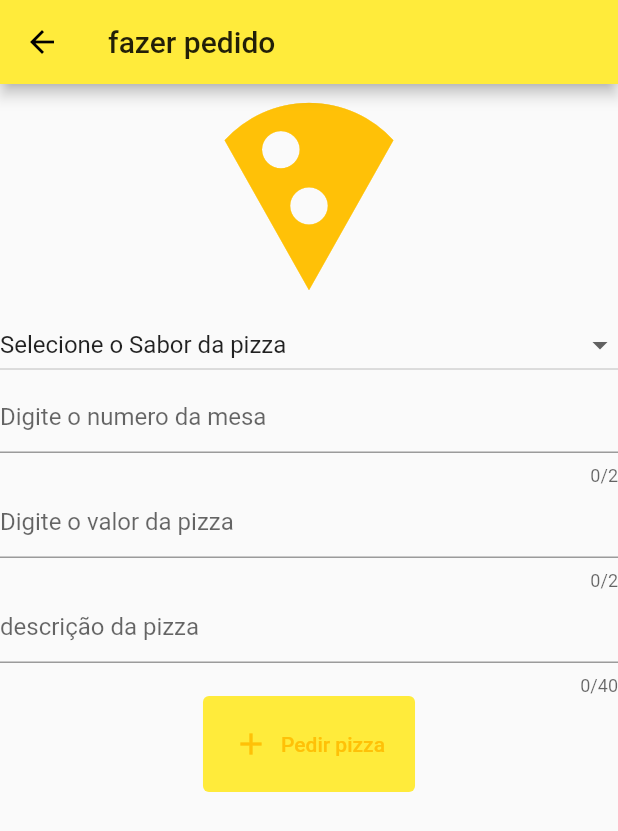
After one commit to gustavo-cigaran/hg-pizzeria, a Flutter app: the screen it shows after launch, after a tap on the "add" icon, on a phone screen of 412 x 824 dp. The commit adds this screen. Shown: the top 831 px of the screen. Run offline on Flutter 3.47's test engine with Material 2 defaults, Android fonts, the phone set to English and light mode, and no system bars; our stand-ins replace flip_card, sqflite; accounts and stored records are empty.

Commit message:
implementação da lista de pedidos e floatingActionButton pra pedidos

```diff
--- a/lib/views/home_page.dart
+++ b/lib/views/home_page.dart
@@ -1,4 +1,6 @@
 import 'package:flutter/material.dart';
+import 'package:projeto_final/model/model.dart';
+import 'package:projeto_final/repository/repository.dart';
 import 'views.dart';
 
 class MyHomePage extends StatefulWidget {
@@ -11,6 +13,16 @@ class MyHomePage extends StatefulWidget {
 }
 
 class _MyHomePageState extends State<MyHomePage> {
+
+  late PizzeriaRepository _repository;
+
+  @override
+  void initState() {
+    // TODO: implement initState
+    super.initState();
+    this._repository = PizzeriaRepository();
+  }
+
   @override
   Widget build(BuildContext context) {
     return Scaffold(
@@ -43,7 +55,7 @@ class _MyHomePageState extends State<MyHomePage> {
                 Icons.restaurant_menu_outlined,
                 color: Colors.black,
               ),
-              label: Text('CARDÁPIO'),
+              label: Text('Cardápio'),
             ),
             SizedBox(height: 10,),
             TextButton.icon(
@@ -64,11 +76,45 @@ class _MyHomePageState extends State<MyHomePage> {
                 Icons.info_outlined,
                 color: Colors.black,
               ),
-              label: Text('SOBRE'),
+              label: Text('Sobre'),
+            ),
+            TextButton.icon(
+              style: TextButton.styleFrom(
+                primary: Colors.black,
+                backgroundColor: Colors.yellow,
+                padding: EdgeInsets.all(15),
+                shape: const RoundedRectangleBorder(borderRadius: BorderRadius.all(Radius.circular(10))),
+                shadowColor: Colors.black,
+                elevation: 2,
+              ),
+              onPressed: () {
+                Navigator.push(context,MaterialPageRoute(
+                  builder: (context)=>WishList(),
+                ));
+              },
+              icon: Icon(
+                Icons.list_alt,
+                color: Colors.black,
+              ),
+              label: Text('Lista de pedidos'),
             ),
           ],
         ),
       ),
+      floatingActionButton: FloatingActionButton(
+        onPressed: () async {
+          final reloadPage = await Navigator.push(
+              context,
+              MaterialPageRoute(builder: (BuildContext context) => ViewsPizzeriaOrder())
+          );
+
+          if(reloadPage){
+            setState(() {
+            });
+          }
+        },
+        child: const Icon(Icons.add),
+      ),
     );
   }
 }
--- a/lib/views/views.dart
+++ b/lib/views/views.dart
@@ -1,3 +1,5 @@
 export 'home_page.dart';
 export 'about_page.dart';
 export 'menu_page.dart';
+export 'wish_list.dart';
+export 'views_pizzeria_order.dart';
--- /dev/null
+++ b/lib/views/views_pizzeria_order.dart
@@ -0,0 +1,175 @@
+import 'package:flutter/material.dart';
+import 'package:projeto_final/model/model.dart';
+import 'package:projeto_final/repository/repository.dart';
+
+class ViewsPizzeriaOrder extends StatefulWidget {
+  const ViewsPizzeriaOrder({Key? key}) : super(key: key);
+
+  @override
+  _ViewsPizzeriaOrderState createState() => _ViewsPizzeriaOrderState();
+}
+
+class _ViewsPizzeriaOrderState extends State<ViewsPizzeriaOrder> {
+
+  late PizzeriaRepository _repository;
+
+  GlobalKey<FormState> _formKey = GlobalKey<FormState>();
+  TextEditingController _tableController = TextEditingController();
+  TextEditingController _valueController = TextEditingController();
+  TextEditingController _descriptionController = TextEditingController();
+
+  var _flavor = ['Selecione o Sabor da pizza', 'calabresa', 'frango', 'carne', 'coraçãozinho', '4 quijos', '5 queijos'];
+  var _flavorSelected = "Selecione o Sabor da pizza";
+
+  _formUI(BuildContext context){
+    return Column(
+      children: [
+        _rowIcon(),
+        _rowFlavorDropdownButton(),
+        _rowTable(),
+        _rowValue(),
+        _rowDescription(),
+        _rowButton(context),
+      ],
+    );
+  }
+
+  _rowIcon() {
+    return Icon(Icons.local_pizza, size: 150, color: Colors.amber,);
+  }
+
+  _rowFlavorDropdownButton() {
+    return DropdownButton<String>(
+        isExpanded: true,
+        value: _flavorSelected,
+        items: _flavor.map((String value){
+          return DropdownMenuItem<String>(
+            value: value,
+            child: Text(value),
+          );
+        }).toList(),
+          hint: const Text("selecione o sabor"),
+      onChanged: (newValue){
+          setState(() {
+            _flavorSelected = newValue!;
+          });
+      },
+    );
+  }
+
+  _rowTable() {
+    return TextFormField(
+      controller: _tableController,
+      keyboardType: TextInputType.number,
+      decoration: InputDecoration(
+        hintText: "Digite o numero da mesa",
+      ),
+      maxLength: 2,
+      validator: (value) {
+        if(value!.isEmpty){
+          return 'Numero da mesa não informado';
+        }
+          return null;
+      },
+    );
+  }
+
+  _rowValue() {
+    return TextFormField(
+      controller: _valueController,
+      keyboardType: TextInputType.number,
+      decoration: InputDecoration(
+        hintText: "Digite o valor da pizza",
+      ),
+      maxLength: 2,
+      validator: (value) {
+        if(value!.isEmpty){
+          return 'valor da pizza não informado';
+        }
+          return null;
+      },
+    );
+  }
+
+  _rowDescription() {
+    return TextFormField(
+      controller: _descriptionController,
+      keyboardType: TextInputType.text,
+      decoration: const InputDecoration(hintText: "descrição da pizza"),
+      maxLength: 40,
+      validator: (value) {
+        if(value!.isEmpty) {
+          return 'Descrição não informada';
+        }
+          return null;
+      },
+    );
+  }
+
+  _rowButton(BuildContext context) {
+    return TextButton.icon(
+        onPressed: () {
+          _register(context);
+          _resetFild();
+        },
+      style: TextButton.styleFrom(
+        primary: Colors.amber,
+        padding: const EdgeInsets.all(20.0),
+        backgroundColor: Theme.of(context).primaryColor
+      ),
+      label: const Text('Pedir pizza'),
+      icon: const Icon(Icons.add),
+    );
+  }
+
+  @override
+  void initState() {
+    // TODO: implement initState
+    super.initState();
+    this._repository = PizzeriaRepository();
+  }
+
+  @override
+  Widget build(BuildContext context) {
+    return Scaffold(
+      appBar: AppBar(
+        title: Text('fazer pedido'),
+      ),
+      body: SingleChildScrollView(
+        child: Form(
+          key: _formKey,
+          autovalidateMode: AutovalidateMode.onUserInteraction,
+          child: _formUI(context),
+        ),
+      ),
+    );
+  }
+
+  _register(BuildContext contex){
+    if(_formKey.currentState!.validate()) {
+      if(_flavorSelected == 'Selecione o Sabor da pizza'){
+        ScaffoldMessenger.of(contex).showSnackBar(
+          SnackBar(content: Text('Escolha uma pizza'),)
+        );
+      } else {
+
+        final pizzeria = Pizzeria(
+          flavor: _flavorSelected,
+          table: _tableController.hashCode,
+          value: _valueController.hashCode,
+          description: _descriptionController.text,);
+
+        _repository.save(pizzeria);
+        setState(() {
+          Navigator.pop(context, true);
+        });
+      }
+    } else {
+      ScaffoldMessenger.of(context).showSnackBar(
+        const SnackBar(content: Text('Digite os campos corretamentes'),)
+      );
+    }
+  }
+
+  _resetFild() => _formKey.currentState!.reset();
+}
```
Also changed, not shown: lib/views/menu_page.dart (+25 -0 lines), lib/views/wish_list.dart (added, +143 -0 lines).
